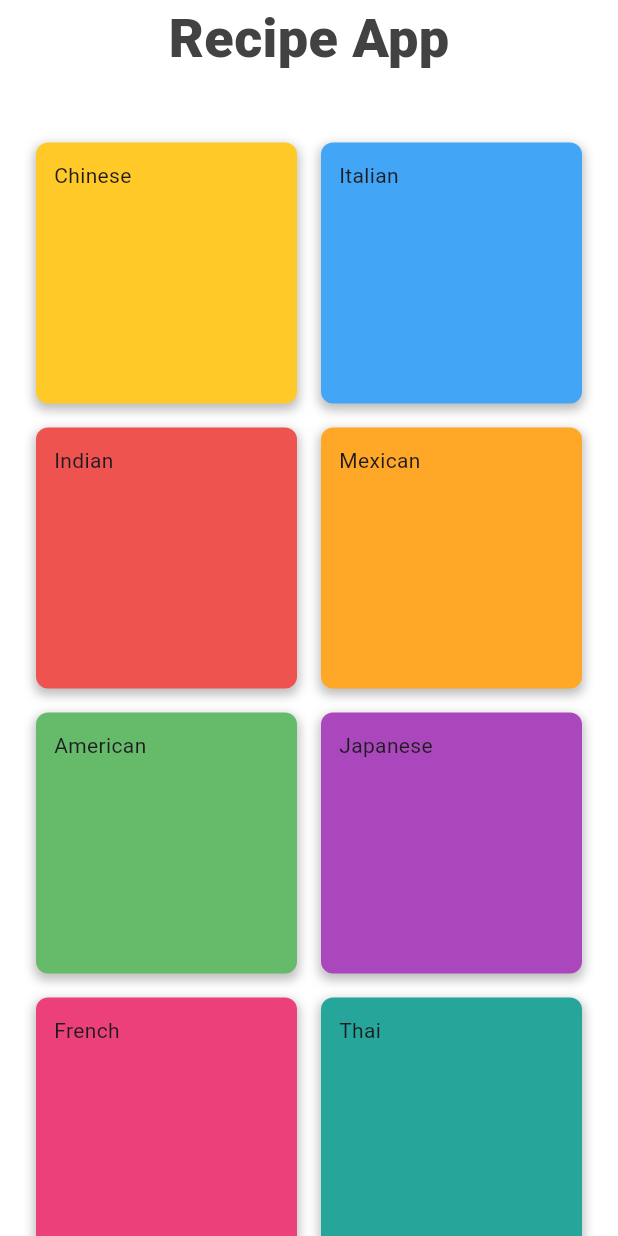
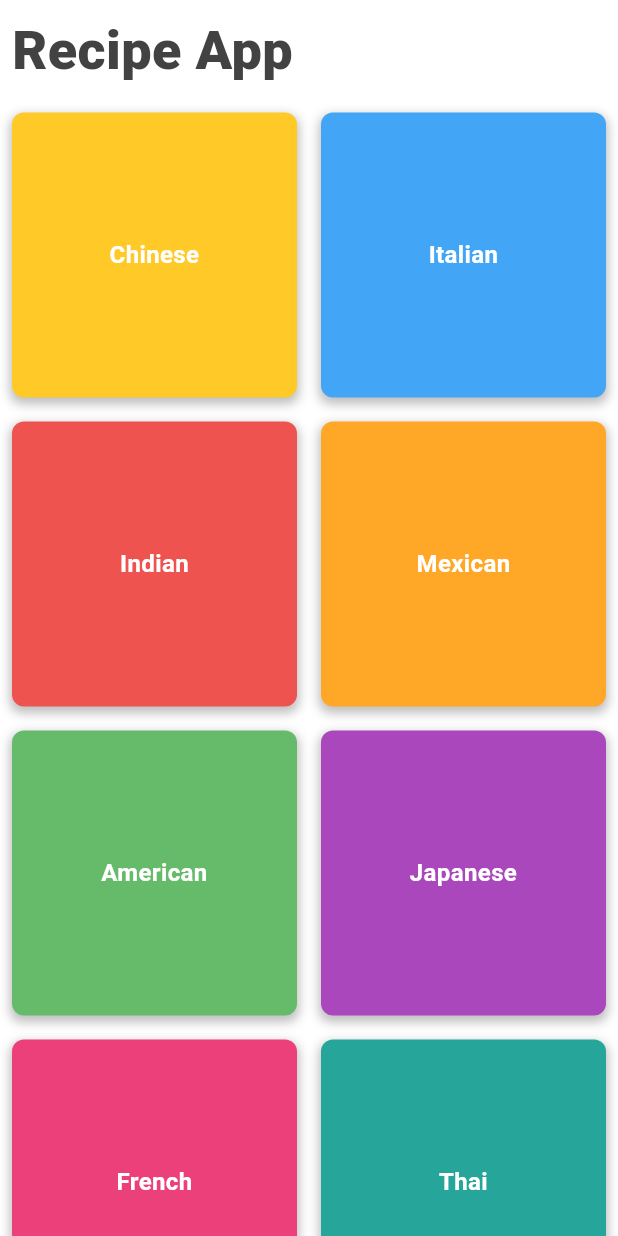
Before and after one commit to JUDEJEEVAN/recipies-app, a Flutter app: the screen it shows after launch, on a phone screen of 412 x 824 dp. Run offline on Flutter 3.47's test engine with Material 3 defaults, Android fonts, the phone set to English and light mode, and no system bars.

Commit message:
changes from the session 21

```diff
--- /dev/null
+++ b/recipe_app/lib/components/category_grid_item.dart
@@ -0,0 +1,49 @@
+import 'package:flutter/material.dart';
+import 'package:recipe_app/models/food_category.dart';
+
+class CategoryGridItem extends StatelessWidget {
+  const CategoryGridItem(
+    this.category, {
+    super.key,
+    this.onTap,
+  });
+
+  final FoodCategory category;
+  final void Function()? onTap;
+
+  @override
+  Widget build(BuildContext context) {
+    return GestureDetector(
+      onTap: onTap,
+      child: Padding(
+        padding: const EdgeInsets.all(8.0),
+        child: Container(
+          padding: const EdgeInsets.all(12),
+          decoration: BoxDecoration(
+            boxShadow: [
+              BoxShadow(
+                color: Colors.grey.shade400,
+                blurRadius: 5,
+                spreadRadius: 1,
+                offset: const Offset(0, 3),
+              )
+            ],
+            borderRadius: BorderRadius.circular(8),
+            color: category.color,
+          ),
+          child: Center(
+            child: Text(
+              category.title,
+              style: const TextStyle(
+                fontSize: 16,
+                fontWeight: FontWeight.bold,
+                color: Colors.white,
+              ),
+              textAlign: TextAlign.center,
+            ),
+          ),
+        ),
+      ),
+    );
+  }
+}
--- /dev/null
+++ b/recipe_app/lib/components/custom_grid.dart
@@ -0,0 +1,35 @@
+import 'package:flutter/material.dart';
+
+class CustomGrid extends StatelessWidget {
+  const CustomGrid({
+    super.key,
+    this.crossAxisCount = 2,
+    required this.child,
+    required this.items,
+  });
+
+  final int crossAxisCount;
+  final Widget Function(dynamic item) child;
+  final List items;
+
+  @override
+  Widget build(BuildContext context) {
+    return items.isEmpty
+        ? const Center(
+            child: Text('No items found!'),
+          )
+        : Expanded(
+            child: GridView(
+              // padding: const EdgeInsets.all(16),
+              gridDelegate: SliverGridDelegateWithFixedCrossAxisCount(
+                crossAxisCount: crossAxisCount,
+              ),
+              children: items
+                  .map(
+                    (item) => child(item),
+                  )
+                  .toList(),
+            ),
+          );
+  }
+}
--- /dev/null
+++ b/recipe_app/lib/data/sample_categories.dart
@@ -0,0 +1,62 @@
+import 'package:flutter/material.dart';
+import 'package:recipe_app/models/food.dart';
+import 'package:recipe_app/models/food_category.dart';
+
+final List<FoodCategory> foodCategories = [
+  FoodCategory(
+    id: 'Cid001',
+    title: 'Chinese',
+    color: Colors.amber.shade400,
+    availableRecipe: [
+      Food(name: 'Noodles', procedure: ['Boil water', 'Boil noodles']),
+      Food(name: 'Ramen', procedure: ['Boil water', 'Boil noodles']),
+      Food(name: 'Pad Thai', procedure: ['Boil water', 'Boil noodles']),
+      Food(name: 'Hakka Noodles', procedure: ['Boil water', 'Boil noodles']),
+    ],
+  ),
+  FoodCategory(
+    id: 'Cid002',
+    title: 'Italian',
+    color: Colors.blue.shade400,
+  ),
+  FoodCategory(
+    id: 'Cid003',
+    title: 'Indian',
+    color: Colors.red.shade400,
+  ),
+  FoodCategory(
+    id: 'Cid004',
+    title: 'Mexican',
+    color: Colors.orange.shade400,
+  ),
+  FoodCategory(
+    id: 'Cid005',
+    title: 'American',
+    color: Colors.green.shade400,
+  ),
+  FoodCategory(
+    id: 'Cid006',
+    title: 'Japanese',
+    color: Colors.purple.shade400,
+  ),
+  FoodCategory(
+    id: 'Cid007',
+    title: 'French',
+    color: Colors.pink.shade400,
+  ),
+  FoodCategory(
+    id: 'Cid008',
+    title: 'Thai',
+    color: Colors.teal.shade400,
+  ),
+  FoodCategory(
+    id: 'Cid009',
+    title: 'Mediterranean',
+    color: Colors.cyan.shade400,
+  ),
+  FoodCategory(
+    id: 'Cid010',
+    title: 'Spanish',
+    color: Colors.deepOrange.shade400,
+  ),
+];
--- a/recipe_app/lib/models/food_category.dart
+++ b/recipe_app/lib/models/food_category.dart
@@ -5,6 +5,7 @@ import 'package:recipe_app/models/food.dart';
 
 class FoodCategory {
   final String title;
+  final String id;
 
   /// color for the widget in the home screen
   Color color;
@@ -12,6 +13,10 @@ class FoodCategory {
   /// avalable food under this category.
   List<Food>? availableRecipe = [];
 
-  FoodCategory(
-      {required this.title, this.color = Colors.green, this.availableRecipe});
+  FoodCategory({
+    required this.title,
+    this.color = Colors.green,
+    this.availableRecipe,
+    required this.id,
+  });
 }
--- /dev/null
+++ b/recipe_app/lib/routes/router_functions.dart
@@ -0,0 +1,12 @@
+import 'package:flutter/material.dart';
+import 'package:recipe_app/models/food_category.dart';
+import 'package:recipe_app/screens/food_recipes_screen.dart';
+
+navigateToFoodRecipiesScreen(BuildContext context, FoodCategory category) {
+  Navigator.push(
+    context,
+    MaterialPageRoute(
+      builder: (ctx) => FoodRecipesScreen(category),
+    ),
+  );
+}
--- /dev/null
+++ b/recipe_app/lib/screens/food_recipes_screen.dart
@@ -0,0 +1,33 @@
+import 'package:flutter/material.dart';
+
+import 'package:recipe_app/components/custom_grid.dart';
+import 'package:recipe_app/models/food_category.dart';
+
+class FoodRecipesScreen extends StatelessWidget {
+  const FoodRecipesScreen(this.foodCategory, {super.key});
+
+  final FoodCategory foodCategory;
+
+  @override
+  Widget build(BuildContext context) {
+    return Scaffold(
+      backgroundColor: Colors.white,
+      body: Padding(
+        padding: const EdgeInsets.all(8.0),
+        child: SafeArea(
+            child: Column(
+          children: [
+            Text(
+              foodCategory.title,
+              style: const TextStyle(fontSize: 32, fontWeight: FontWeight.w700),
+            ),
+            CustomGrid(
+              child: (recipe) => Text(recipe.name.toString()),
+              items: (foodCategory.availableRecipe ?? []),
+            )
+          ],
+        )),
+      ),
+    );
+  }
+}
--- a/recipe_app/lib/screens/home_screen.dart
+++ b/recipe_app/lib/screens/home_screen.dart
@@ -1,35 +1,25 @@
 import 'package:flutter/material.dart';
-import 'package:gap/gap.dart';
-import 'package:google_fonts/google_fonts.dart';
-import 'package:recipe_app/models/food_category.dart';
+
+import 'package:recipe_app/components/category_grid_item.dart';
+import 'package:recipe_app/components/custom_grid.dart';
+import 'package:recipe_app/data/sample_categories.dart';
+import 'package:recipe_app/routes/router_functions.dart';
 
 class HomeScreen extends StatelessWidget {
   const HomeScreen({super.key});
 
   @override
   Widget build(BuildContext context) {
-    final List<FoodCategory> foodCategories = [
-      FoodCategory(title: 'Chinese', color: Colors.amber.shade400),
-      FoodCategory(title: 'Italian', color: Colors.blue.shade400),
-      FoodCategory(title: 'Indian', color: Colors.red.shade400),
-      FoodCategory(title: 'Mexican', color: Colors.orange.shade400),
-      FoodCategory(title: 'American', color: Colors.green.shade400),
-      FoodCategory(title: 'Japanese', color: Colors.purple.shade400),
-      FoodCategory(title: 'French', color: Colors.pink.shade400),
-      FoodCategory(title: 'Thai', color: Colors.teal.shade400),
-      FoodCategory(title: 'Mediterranean', color: Colors.cyan.shade400),
-      FoodCategory(title: 'Spanish', color: Colors.deepOrange.shade400),
-    ];
-
     return Scaffold(
       backgroundColor: Colors.white,
-      body: Padding(
-        padding: const EdgeInsets.symmetric(horizontal: 16),
-        child: SafeArea(
+      body: SafeArea(
         child: Column(
+          crossAxisAlignment: CrossAxisAlignment.start,
           children: [
             // App title
-              Text(
+            Padding(
+              padding: const EdgeInsets.all(8.0),
+              child: Text(
                 'Recipe App',
                 style: TextStyle(
                   fontSize: 36,
@@ -38,60 +28,20 @@ class HomeScreen extends StatelessWidget {
                 ),
                 // style: GoogleFonts.lato(),
               ),
+            ),
 
-              const Gap(36),
+            // const Gap(16),
 
-              // Expanded(
-              // child: ListView.builder(
-              //   itemCount: foodCategories.length,
-              //   itemBuilder: (ctx, index) {
-              //     return Padding(
-              //         padding: EdgeInsets.symmetric(vertical: 60),
-              //         child: Text(foodCategories[index]));
-              //   },
-              // ),
-              // child: ListView(
-              //   children: foodCategories
-              //       .map((catogory) => Padding(
-              //           padding: EdgeInsets.symmetric(vertical: 60),
-              //           child: Text(catogory)))
-              //       .toList(),
-              // ),
-              // ),
-
-              Expanded(
-                child: GridView(
-                  // padding: const EdgeInsets.all(16),
-                  gridDelegate: const SliverGridDelegateWithFixedCrossAxisCount(
-                    crossAxisCount: 2,
-                  ),
-                  children: foodCategories
-                      .map(
-                        (category) => Padding(
-                          padding: const EdgeInsets.all(8.0),
-                          child: Container(
-                            padding: const EdgeInsets.all(12),
-                            decoration: BoxDecoration(
-                              boxShadow: [
-                                BoxShadow(
-                                  color: Colors.grey.shade400,
-                                  blurRadius: 5,
-                                  spreadRadius: 1,
-                                  offset: const Offset(0, 3),
-                                )
-                              ],
-                              borderRadius: BorderRadius.circular(8),
-                              color: category.color,
-                            ),
-                            child: Text(category.title),
+            CustomGrid(
+              items: foodCategories,
+              child: (category) => CategoryGridItem(
+                category,
+                onTap: () {
+                  navigateToFoodRecipiesScreen(context, category);
+                },
               ),
             ),
-                      )
-                      .toList(),
-                ),
-              )
           ],
-          ),
         ),
       ),
     );
```
Also changed, not shown: recipe_app/pubspec.lock, 3 other files. Lines whose indentation alone changed are shown as unchanged.
